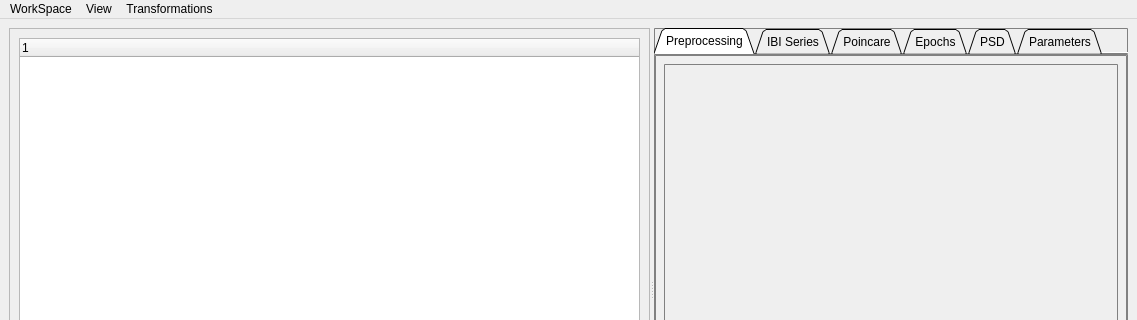
Above: altform.ui from markspan/spectHR before the change; both pictures show x 0 to 1137 and y 0 to 320 of the 1137 by 580 pixel window. Below: the same form after it.
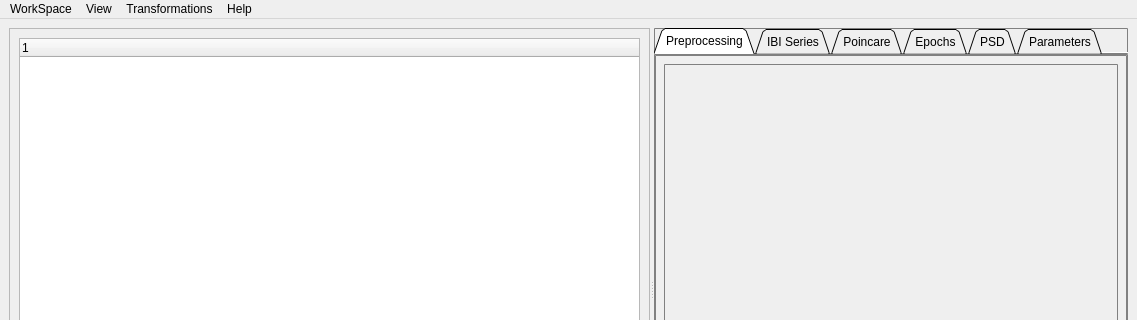
That is the form after the change.

What changed in the file:
```diff
--- a/altform.ui
+++ b/altform.ui
@@ -303,9 +303,16 @@
     </property>
     <addaction name="actionAdd_Epoch"/>
    </widget>
+   <widget class="QMenu" name="menuHelp">
+    <property name="title">
+     <string>Help</string>
+    </property>
+    <addaction name="actionDocumentation"/>
+   </widget>
    <addaction name="menufile"/>
    <addaction name="menuView"/>
    <addaction name="menuEdits"/>
+   <addaction name="menuHelp"/>
   </widget>
   <widget class="QStatusBar" name="statusbar"/>
   <action name="actionOpen_Workspace">
```
Left out of the diff: 11 changed lines with no effect on the pictures.
